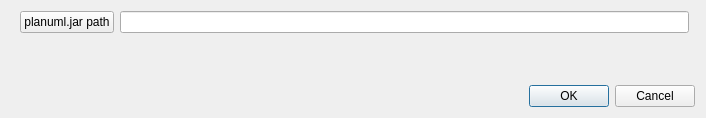
First picture: the form in cfg.ui, repository rodrigocanellas/plantuml_editor, before the edit.
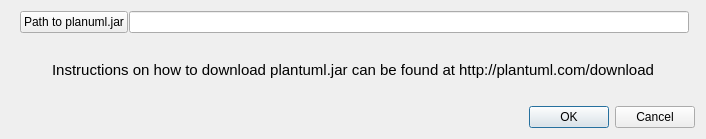
Second picture: the form after the edit. Icons and pictures are not drawn.

Commit message: showing 'cfg' window if 'plantuml.jar' is not set

What changed in the file:
```diff
--- a/cfg.ui
+++ b/cfg.ui
@@ -10,7 +10,7 @@
     <x>0</x>
     <y>0</y>
     <width>706</width>
-    <height>118</height>
+    <height>139</height>
    </rect>
   </property>
   <property name="windowTitle">
@@ -20,6 +20,11 @@
    <iconset resource="plantuml_editor.qrc">
     <normaloff>:/plant_uml.png</normaloff>:/plant_uml.png</iconset>
   </property>
+  <layout class="QVBoxLayout" name="verticalLayout_2">
+   <property name="spacing">
+    <number>1</number>
+   </property>
+   <item>
   <layout class="QVBoxLayout" name="verticalLayout">
    <item>
     <layout class="QHBoxLayout" name="horizontalLayout">
@@ -32,7 +37,7 @@
      <item>
       <widget class="QPushButton" name="btnJarPath">
        <property name="text">
-        <string>planuml.jar path</string>
+          <string>Path to planuml.jar</string>
        </property>
       </widget>
      </item>
@@ -42,17 +47,21 @@
     </layout>
    </item>
    <item>
-    <spacer name="verticalSpacer">
-     <property name="orientation">
-      <enum>Qt::Vertical</enum>
-     </property>
-     <property name="sizeHint" stdset="0">
-      <size>
-       <width>20</width>
-       <height>40</height>
-      </size>
-     </property>
-    </spacer>
+      <widget class="QLabel" name="lblHowToDownloadPlantUmlJar">
+       <property name="font">
+        <font>
+         <pointsize>11</pointsize>
+        </font>
+       </property>
+       <property name="text">
+        <string>Instructions on how to download plantuml.jar can be found at http://plantuml.com/download</string>
+       </property>
+       <property name="alignment">
+        <set>Qt::AlignCenter</set>
+       </property>
+      </widget>
+     </item>
+    </layout>
    </item>
    <item>
     <widget class="QDialogButtonBox" name="buttonBox">
```
Lines whose indentation alone changed are shown as unchanged. The commit also changes 2 other files.
